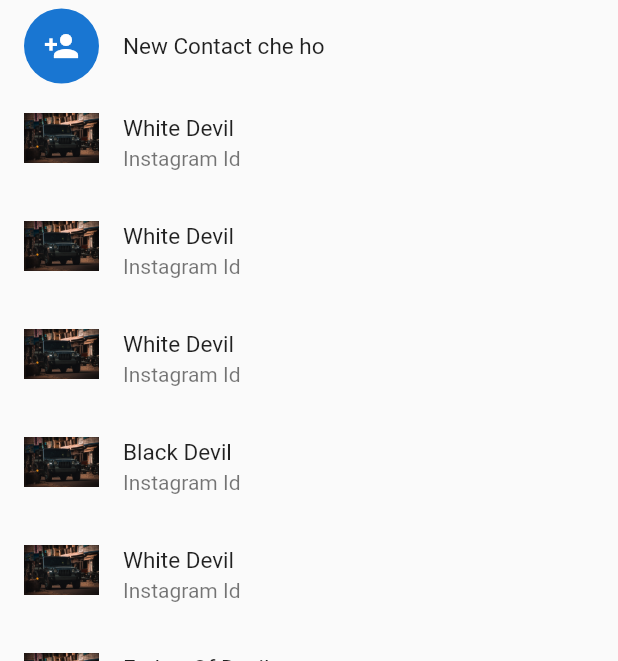
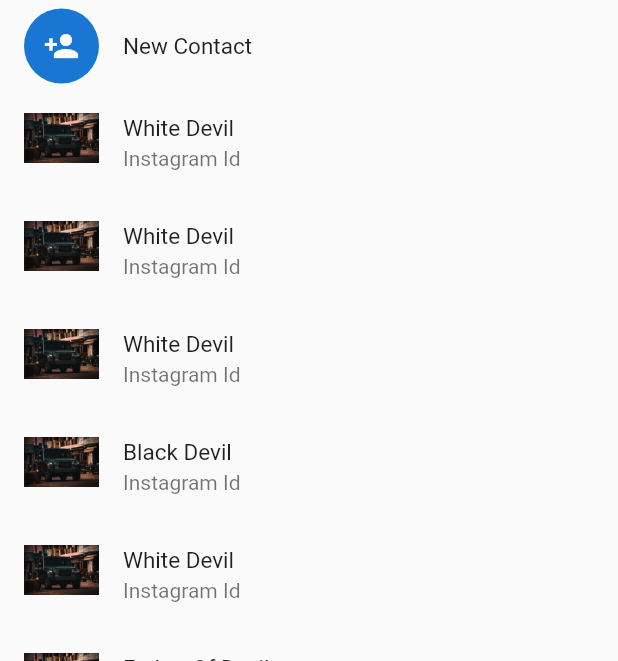
Before and after one commit to gohel1312/Flutter_Git_Demo, a Flutter app: the SelectContact screen opened directly, on a phone screen of 412 x 824 dp, the part 164-825 px from its top. Run offline on Flutter 3.47's test engine with Material 2 defaults, Android fonts, the phone set to English and light mode, and no system bars; our stand-ins replace emoji_picker_flutter; missing offline and left inert: app_settings, flutter_sms.

Commit message:
khali name change karyu 6

```diff
--- a/lib/FloatingActionButton/floatingActionButton.dart
+++ b/lib/FloatingActionButton/floatingActionButton.dart
@@ -65,7 +65,7 @@ class _SelectContactState extends State<SelectContact>
                 child: ButtonCard(icon: Icons.group,name: "New group",));
             }
             else if(index==1){
-              return ButtonCard(icon: Icons.person_add,name: "New Contact che ho",);
+              return ButtonCard(icon: Icons.person_add,name: "New Contact ",);
             }
             return ContactCard(contact: contacts[index-2],);
           },
```
